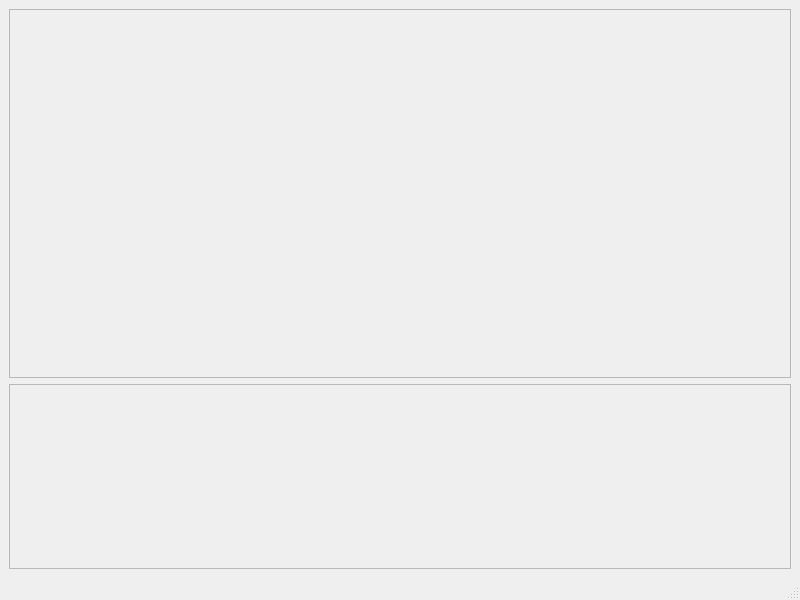
First picture: the form in QT-GroundStation2024/payloadwindow.ui, repository WPI-HPRC/groundstation-frontend-2024, before the edit.
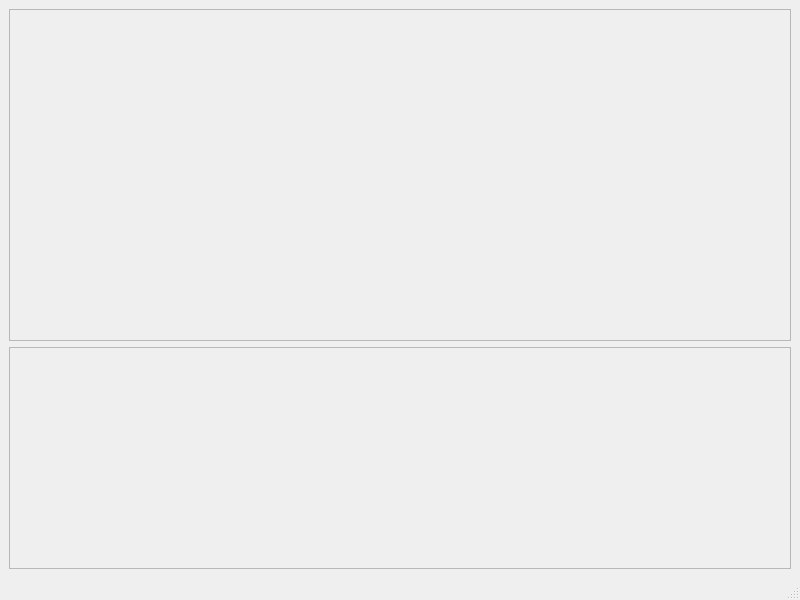
Second picture: the form after the edit. Custom widgets are drawn as their Qt base class.

Commit message: Gauge widgets.

Patch:
```diff
--- a/QT-GroundStation2024/payloadwindow.ui
+++ b/QT-GroundStation2024/payloadwindow.ui
@@ -14,7 +14,7 @@
    <string>Payload Status</string>
   </property>
   <widget class="QWidget" name="centralwidget">
-   <layout class="QVBoxLayout" name="verticalLayout_2" stretch="2,1">
+   <layout class="QVBoxLayout" name="verticalLayout_2" stretch="3,2">
     <item>
      <layout class="QHBoxLayout" name="horizontalLayout">
       <item>
@@ -50,6 +50,20 @@
         <property name="frameShadow">
          <enum>QFrame::Raised</enum>
         </property>
+        <layout class="QHBoxLayout" name="horizontalLayout_4" stretch="2,2,3,3">
+         <item>
+          <widget class="hprcRollGauge" name="widget_7" native="true"/>
+         </item>
+         <item>
+          <widget class="hprcPitchGauge" name="widget_6" native="true"/>
+         </item>
+         <item>
+          <widget class="QWidget" name="widget_5" native="true"/>
+         </item>
+         <item>
+          <widget class="QWidget" name="widget_4" native="true"/>
+         </item>
+        </layout>
        </widget>
       </item>
      </layout>
@@ -65,6 +79,18 @@
    <header>hprcdisplaywidget.h</header>
    <container>1</container>
   </customwidget>
+  <customwidget>
+   <class>hprcRollGauge</class>
+   <extends>QWidget</extends>
+   <header>hprcdisplaywidget.h</header>
+   <container>1</container>
+  </customwidget>
+  <customwidget>
+   <class>hprcPitchGauge</class>
+   <extends>QWidget</extends>
+   <header>hprcdisplaywidget.h</header>
+   <container>1</container>
+  </customwidget>
  </customwidgets>
  <resources/>
  <connections/>
```
The commit also changes 2 other files.
